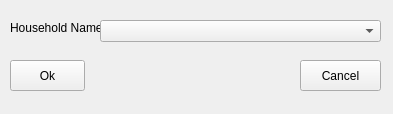
This is open-ihm/gui/designs/ui_edithousehold_getid.ui in snim2mirror/openihm as Qt 5 draws it before an edit. The edited form follows.
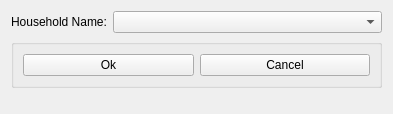
This is the edited form.

Commit message: Added layout manager to most dialogs. One report and all tabbed dialogs still to go.

```diff
--- a/open-ihm/gui/designs/ui_edithousehold_getid.ui
+++ b/open-ihm/gui/designs/ui_edithousehold_getid.ui
@@ -19,55 +19,41 @@
   <property name="windowTitle">
    <string>Edit Household - Select Household</string>
   </property>
+  <layout class="QFormLayout" name="formLayout">
+   <item row="0" column="0">
+    <widget class="QLabel" name="label">
+     <property name="text">
+      <string>Household Name:</string>
+     </property>
+    </widget>
+   </item>
+   <item row="0" column="1">
+    <widget class="QComboBox" name="cboHouseholdName"/>
+   </item>
+   <item row="1" column="0" colspan="2">
+    <widget class="QGroupBox" name="groupBox">
+     <property name="title">
+      <string/>
+     </property>
+     <layout class="QHBoxLayout" name="horizontalLayout">
+      <item>
   <widget class="QPushButton" name="cmdOk">
-   <property name="geometry">
-    <rect>
-     <x>10</x>
-     <y>60</y>
-     <width>75</width>
-     <height>31</height>
-    </rect>
-   </property>
    <property name="text">
     <string>Ok</string>
    </property>
   </widget>
+      </item>
+      <item>
   <widget class="QPushButton" name="cmdCancel">
-   <property name="geometry">
-    <rect>
-     <x>300</x>
-     <y>60</y>
-     <width>81</width>
-     <height>31</height>
-    </rect>
-   </property>
    <property name="text">
     <string>Cancel</string>
    </property>
   </widget>
-  <widget class="QLabel" name="label">
-   <property name="geometry">
-    <rect>
-     <x>10</x>
-     <y>20</y>
-     <width>91</width>
-     <height>16</height>
-    </rect>
-   </property>
-   <property name="text">
-    <string>Household Name:</string>
-   </property>
-  </widget>
-  <widget class="QComboBox" name="cboHouseholdName">
-   <property name="geometry">
-    <rect>
-     <x>100</x>
-     <y>20</y>
-     <width>281</width>
-     <height>22</height>
-    </rect>
-   </property>
-  </widget>
+      </item>
+     </layout>
+    </widget>
+   </item>
+  </layout>
  </widget>
  <tabstops>
   <tabstop>cboHouseholdName</tabstop>
```
Lines whose indentation alone changed are shown as unchanged. The commit also changes 97 other files.
